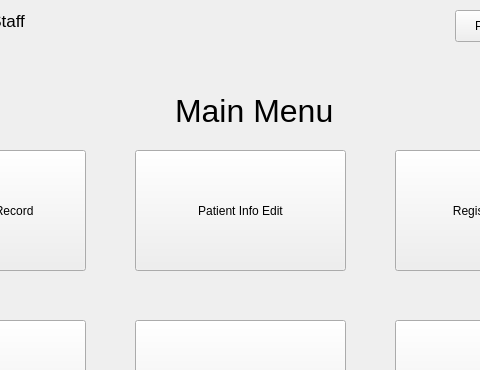
Old version of the form src/menu.ui in the repository omansour-se-nyu/Spring2023-Team-3; both pictures show x 185 to 665 and y 0 to 370 of the 851 by 546 pixel window.
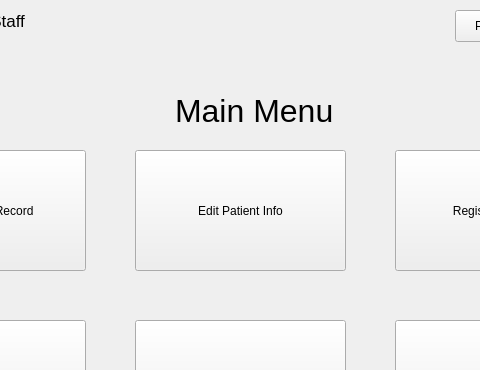
New version of the form.

```diff
--- a/src/menu.ui
+++ b/src/menu.ui
@@ -36,7 +36,7 @@
     </rect>
    </property>
    <property name="text">
-    <string>Patient Info Edit</string>
+    <string>Edit Patient Info</string>
    </property>
   </widget>
   <widget class="QPushButton" name="pushButton_3">
```
